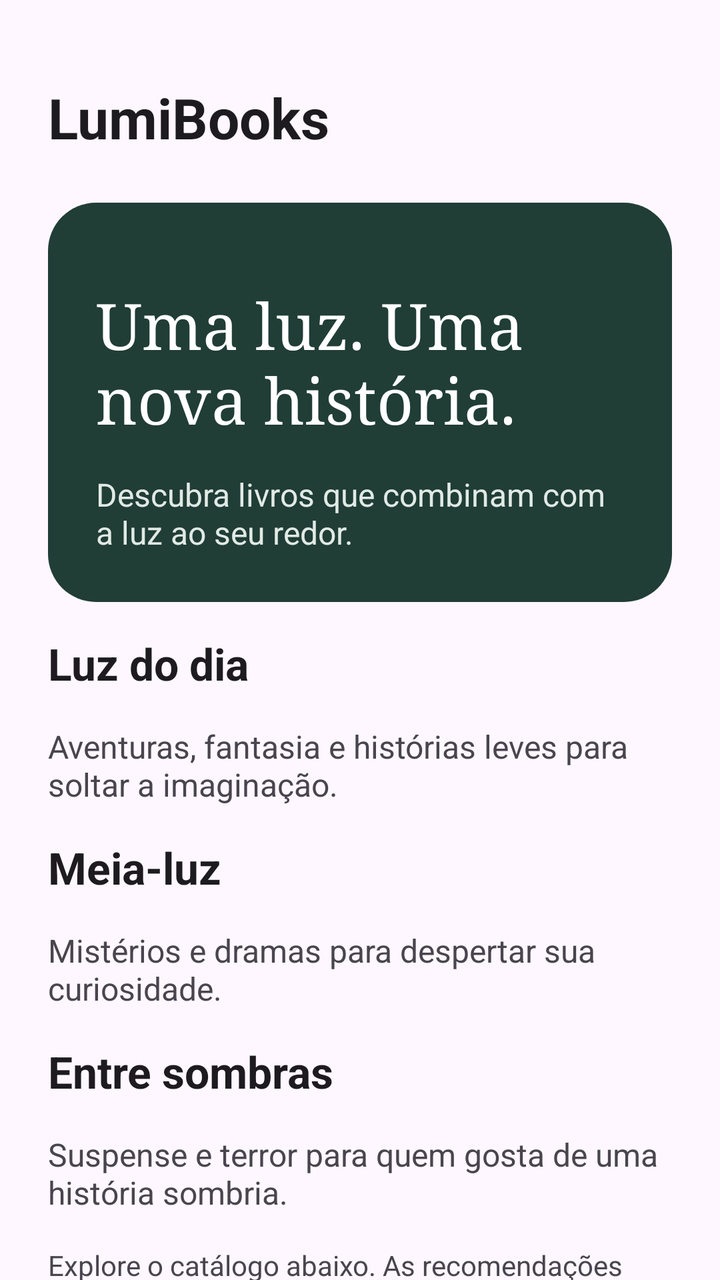
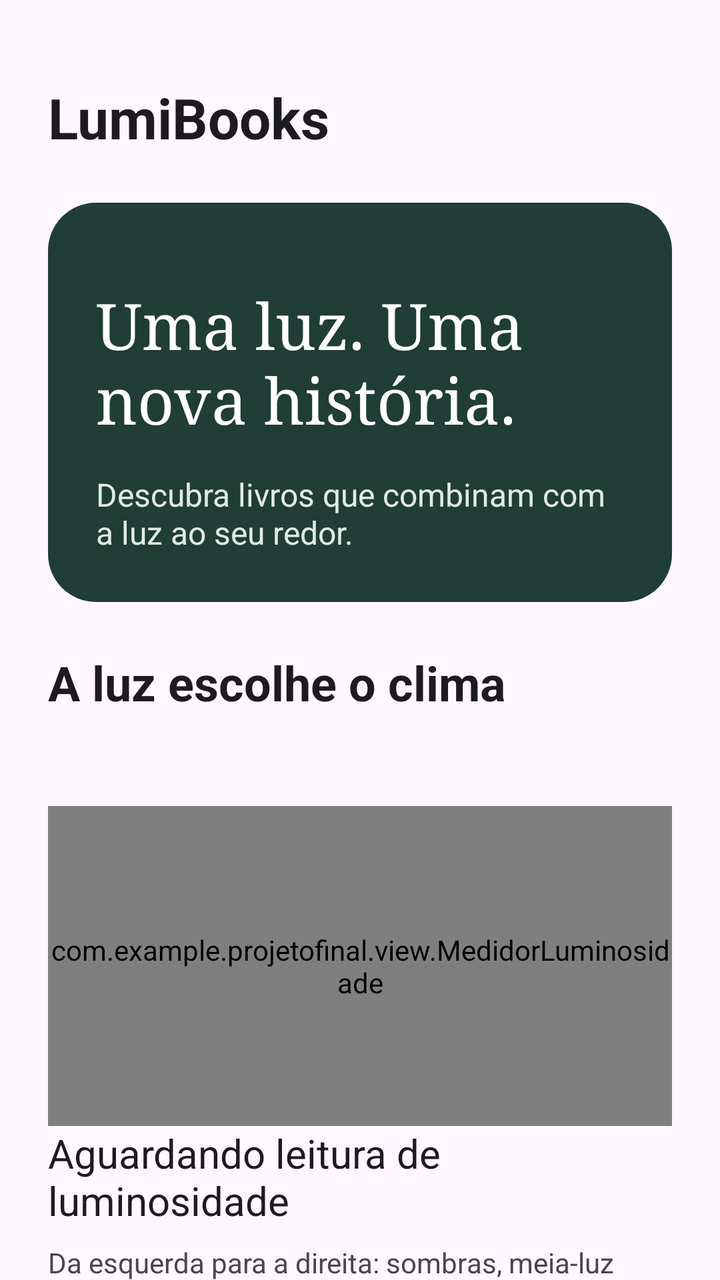

Compare the two renders of this Android layout. The source of the first and the diff that turns it into the second are given below.
<!-- AndroidManifest.xml: application theme Theme.Projetofinal -->
<!-- res/layout/activity_main.xml -->
<?xml version="1.0" encoding="utf-8"?>
<androidx.core.widget.NestedScrollView xmlns:android="http://schemas.android.com/apk/res/android"
 android:id="@+id/principal" android:layout_width="match_parent" android:layout_height="match_parent" android:fillViewport="true" android:background="?attr/colorSurface">
 <LinearLayout android:layout_width="match_parent" android:layout_height="wrap_content" android:orientation="vertical" android:padding="24dp">
 <TextView android:layout_width="match_parent" android:layout_height="wrap_content" android:text="@string/app_name" android:textSize="28sp" android:textColor="?attr/colorOnSurface" android:layout_marginTop="16dp" android:textStyle="bold" />
 <LinearLayout android:layout_width="match_parent" android:layout_height="wrap_content" android:orientation="vertical" android:padding="24dp" android:layout_marginTop="24dp" android:background="@drawable/background_intro">
 <TextView android:layout_width="match_parent" android:layout_height="wrap_content" android:text="@string/welcome" android:textSize="32sp" android:textColor="#FFFFFF" android:layout_marginTop="16dp" android:fontFamily="serif" />
 <TextView android:layout_width="match_parent" android:layout_height="wrap_content" android:text="@string/intro" android:textSize="16sp" android:textColor="#E1EAE5" android:layout_marginTop="16dp"  />
 </LinearLayout>
 <TextView android:layout_width="match_parent" android:layout_height="wrap_content" android:text="@string/light" android:textSize="22sp" android:textColor="?attr/colorOnSurface" android:layout_marginTop="16dp" android:textStyle="bold" /><TextView android:layout_width="match_parent" android:layout_height="wrap_content" android:text="@string/light_description" android:textSize="16sp" android:textColor="?attr/colorOnSurfaceVariant" android:layout_marginTop="16dp"  />
<TextView android:layout_width="match_parent" android:layout_height="wrap_content" android:text="@string/medium" android:textSize="22sp" android:textColor="?attr/colorOnSurface" android:layout_marginTop="16dp" android:textStyle="bold" /><TextView android:layout_width="match_parent" android:layout_height="wrap_content" android:text="@string/medium_description" android:textSize="16sp" android:textColor="?attr/colorOnSurfaceVariant" android:layout_marginTop="16dp"  />
<TextView android:layout_width="match_parent" android:layout_height="wrap_content" android:text="@string/dark" android:textSize="22sp" android:textColor="?attr/colorOnSurface" android:layout_marginTop="16dp" android:textStyle="bold" /><TextView android:layout_width="match_parent" android:layout_height="wrap_content" android:text="@string/dark_description" android:textSize="16sp" android:textColor="?attr/colorOnSurfaceVariant" android:layout_marginTop="16dp"  />
 <TextView android:layout_width="match_parent" android:layout_height="wrap_content" android:text="@string/coming_soon" android:textSize="14sp" android:textColor="?attr/colorOnSurfaceVariant" android:layout_marginTop="16dp"  />
 <TextView android:layout_width="match_parent" android:layout_height="wrap_content"
     android:layout_marginTop="24dp" android:text="@string/catalog_title"
     android:textSize="24sp" android:textStyle="bold" android:textColor="?attr/colorOnSurface" />
 <com.google.android.material.checkbox.MaterialCheckBox android:id="@+id/filtro_favoritos"
     android:layout_width="match_parent" android:layout_height="wrap_content" android:text="@string/somente_favoritos" />
 <TextView android:id="@+id/estado_catalogo" android:layout_width="match_parent"
     android:layout_height="wrap_content" android:text="@string/carregando_livros"
     android:accessibilityLiveRegion="polite" android:textColor="?attr/colorOnSurface" />
 <LinearLayout android:id="@+id/lista_livros" android:layout_width="match_parent"
     android:layout_height="wrap_content" android:orientation="vertical" />
 </LinearLayout>
</androidx.core.widget.NestedScrollView>
<!-- resources referenced by this layout -->
<resources>
  <!-- drawable background_intro (drawable) -->
  <shape xmlns:android="http://schemas.android.com/apk/res/android">
      <solid android:color="#203D36" />
      <corners android:radius="24dp" />
  </shape>
  <string name="app_name">LumiBooks</string>
  <string name="carregando_livros">Carregando livros…</string>
  <string name="catalog_title">Explore a biblioteca</string>
  <string name="coming_soon">Explore o catálogo abaixo. As recomendações automáticas pela luminosidade chegam em uma próxima etapa.</string>
  <string name="dark">Entre sombras</string>
  <string name="dark_description">Suspense e terror para quem gosta de uma história sombria.</string>
  <string name="intro">Descubra livros que combinam com a luz ao seu redor.</string>
  <string name="light">Luz do dia</string>
  <string name="light_description">Aventuras, fantasia e histórias leves para soltar a imaginação.</string>
  <string name="medium">Meia-luz</string>
  <string name="medium_description">Mistérios e dramas para despertar sua curiosidade.</string>
  <string name="somente_favoritos">Somente favoritos</string>
  <string name="welcome">Uma luz. Uma nova história.</string>
  <style name="Theme.Projetofinal" parent="Base.Theme.Projetofinal" />
  <style name="Base.Theme.Projetofinal" parent="Theme.Material3.DayNight.NoActionBar">
          
          
      </style>
</resources>

<!-- the commit's change to res/layout/activity_main.xml (unified diff, before → after) -->
@@ -7,6 +7,27 @@
  <TextView android:layout_width="match_parent" android:layout_height="wrap_content" android:text="@string/welcome" android:textSize="32sp" android:textColor="#FFFFFF" android:layout_marginTop="16dp" android:fontFamily="serif" />
  <TextView android:layout_width="match_parent" android:layout_height="wrap_content" android:text="@string/intro" android:textSize="16sp" android:textColor="#E1EAE5" android:layout_marginTop="16dp"  />
  </LinearLayout>
+ <TextView android:layout_width="match_parent" android:layout_height="wrap_content"
+     android:text="@string/titulo_luminosidade" android:textSize="24sp" android:textStyle="bold"
+     android:layout_marginTop="24dp" android:textColor="?attr/colorOnSurface" />
+ <TextView android:id="@+id/origem_luminosidade" android:layout_width="match_parent"
+     android:layout_height="wrap_content" android:layout_marginTop="8dp"
+     android:textSize="16sp" android:textColor="?attr/colorOnSurfaceVariant" />
+ <com.example.projetofinal.view.MedidorLuminosidade android:id="@+id/medidor_luminosidade"
+     android:layout_width="match_parent" android:layout_height="160dp" android:layout_marginTop="16dp" />
+ <TextView android:id="@+id/leitura_luminosidade" android:layout_width="match_parent"
+     android:layout_height="wrap_content" android:textSize="20sp"
+     android:text="@string/medidor_aguardando" android:textColor="?attr/colorOnSurface" />
+ <TextView android:layout_width="match_parent" android:layout_height="wrap_content"
+     android:text="@string/legenda_medidor" android:textSize="14sp"
+     android:layout_marginTop="8dp" android:textColor="?attr/colorOnSurfaceVariant" />
+ <com.google.android.material.checkbox.MaterialCheckBox android:id="@+id/modo_manual"
+     android:layout_width="match_parent" android:layout_height="wrap_content"
+     android:saveEnabled="false" android:text="@string/modo_manual" />
+ <SeekBar android:id="@+id/controle_luminosidade" android:layout_width="match_parent"
+     android:layout_height="48dp" android:max="1000" android:progress="200"
+     android:saveEnabled="false" android:visibility="gone"
+     android:contentDescription="@string/controle_luz_descricao" />
  <TextView android:layout_width="match_parent" android:layout_height="wrap_content" android:text="@string/light" android:textSize="22sp" android:textColor="?attr/colorOnSurface" android:layout_marginTop="16dp" android:textStyle="bold" /><TextView android:layout_width="match_parent" android:layout_height="wrap_content" android:text="@string/light_description" android:textSize="16sp" android:textColor="?attr/colorOnSurfaceVariant" android:layout_marginTop="16dp"  />
 <TextView android:layout_width="match_parent" android:layout_height="wrap_content" android:text="@string/medium" android:textSize="22sp" android:textColor="?attr/colorOnSurface" android:layout_marginTop="16dp" android:textStyle="bold" /><TextView android:layout_width="match_parent" android:layout_height="wrap_content" android:text="@string/medium_description" android:textSize="16sp" android:textColor="?attr/colorOnSurfaceVariant" android:layout_marginTop="16dp"  />
 <TextView android:layout_width="match_parent" android:layout_height="wrap_content" android:text="@string/dark" android:textSize="22sp" android:textColor="?attr/colorOnSurface" android:layout_marginTop="16dp" android:textStyle="bold" /><TextView android:layout_width="match_parent" android:layout_height="wrap_content" android:text="@string/dark_description" android:textSize="16sp" android:textColor="?attr/colorOnSurfaceVariant" android:layout_marginTop="16dp"  />
@@ -14,7 +35,10 @@
  <TextView android:layout_width="match_parent" android:layout_height="wrap_content"
      android:layout_marginTop="24dp" android:text="@string/catalog_title"
      android:textSize="24sp" android:textStyle="bold" android:textColor="?attr/colorOnSurface" />
- <com.google.android.material.checkbox.MaterialCheckBox android:id="@+id/filtro_favoritos"
+ <com.google.android.material.checkbox.MaterialCheckBox android:id="@+id/filtro_clima"
+     android:layout_width="match_parent" android:layout_height="wrap_content"
+     android:saveEnabled="false" android:checked="true" android:text="@string/filtro_clima" />
+ <com.google.android.material.checkbox.MaterialCheckBox android:id="@+id/filtro_favoritos" android:saveEnabled="false"
      android:layout_width="match_parent" android:layout_height="wrap_content" android:text="@string/somente_favoritos" />
  <TextView android:id="@+id/estado_catalogo" android:layout_width="match_parent"
      android:layout_height="wrap_content" android:text="@string/carregando_livros"
<!-- resource entries referenced after the edit -->
@@ -8,15 +8,21 @@
   <string name="app_name">LumiBooks</string>
   <string name="carregando_livros">Carregando livros…</string>
   <string name="catalog_title">Explore a biblioteca</string>
-  <string name="coming_soon">Explore o catálogo abaixo. As recomendações automáticas pela luminosidade chegam em uma próxima etapa.</string>
+  <string name="coming_soon">Combine os filtros abaixo ou desmarque ambos para explorar todos os livros.</string>
+  <string name="controle_luz_descricao">Luminosidade simulada, de zero a mil lux</string>
   <string name="dark">Entre sombras</string>
   <string name="dark_description">Suspense e terror para quem gosta de uma história sombria.</string>
+  <string name="filtro_clima">Recomendar pela luminosidade</string>
   <string name="intro">Descubra livros que combinam com a luz ao seu redor.</string>
+  <string name="legenda_medidor">Da esquerda para a direita: sombras, meia-luz e luz do dia. O ponteiro indica o clima, não uma escala numérica.</string>
   <string name="light">Luz do dia</string>
   <string name="light_description">Aventuras, fantasia e histórias leves para soltar a imaginação.</string>
+  <string name="medidor_aguardando">Aguardando leitura de luminosidade</string>
   <string name="medium">Meia-luz</string>
   <string name="medium_description">Mistérios e dramas para despertar sua curiosidade.</string>
+  <string name="modo_manual">Simular luminosidade</string>
   <string name="somente_favoritos">Somente favoritos</string>
+  <string name="titulo_luminosidade">A luz escolhe o clima</string>
   <string name="welcome">Uma luz. Uma nova história.</string>
   <style name="Theme.Projetofinal" parent="Base.Theme.Projetofinal" />
   <style name="Base.Theme.Projetofinal" parent="Theme.Material3.DayNight.NoActionBar">
